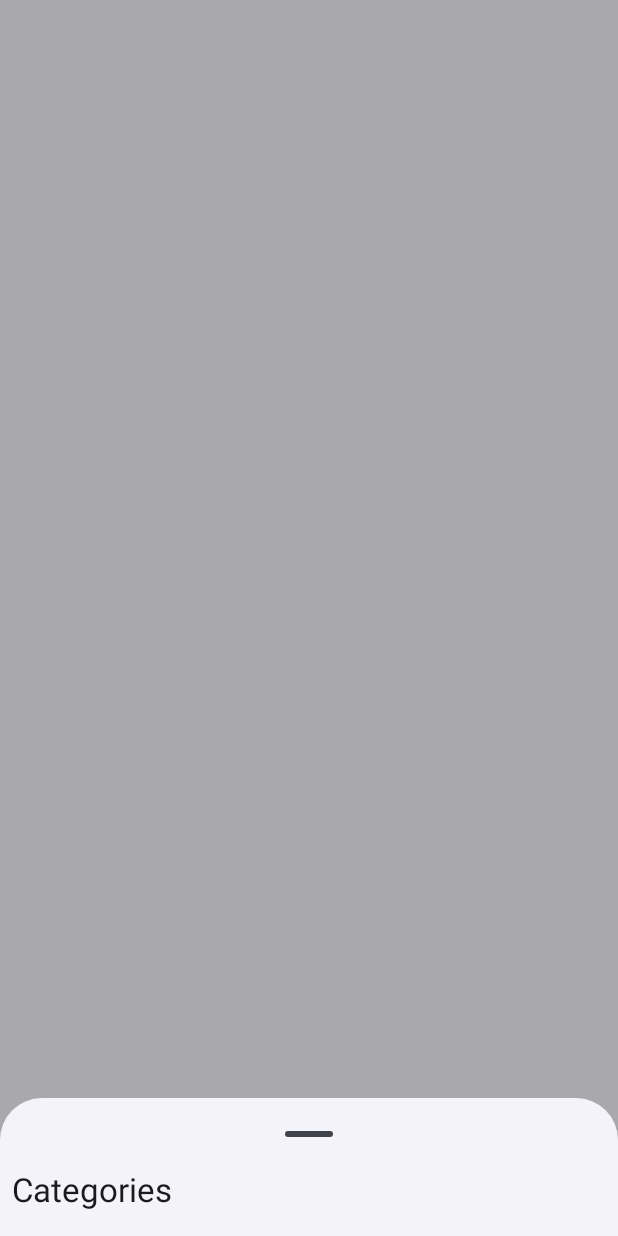
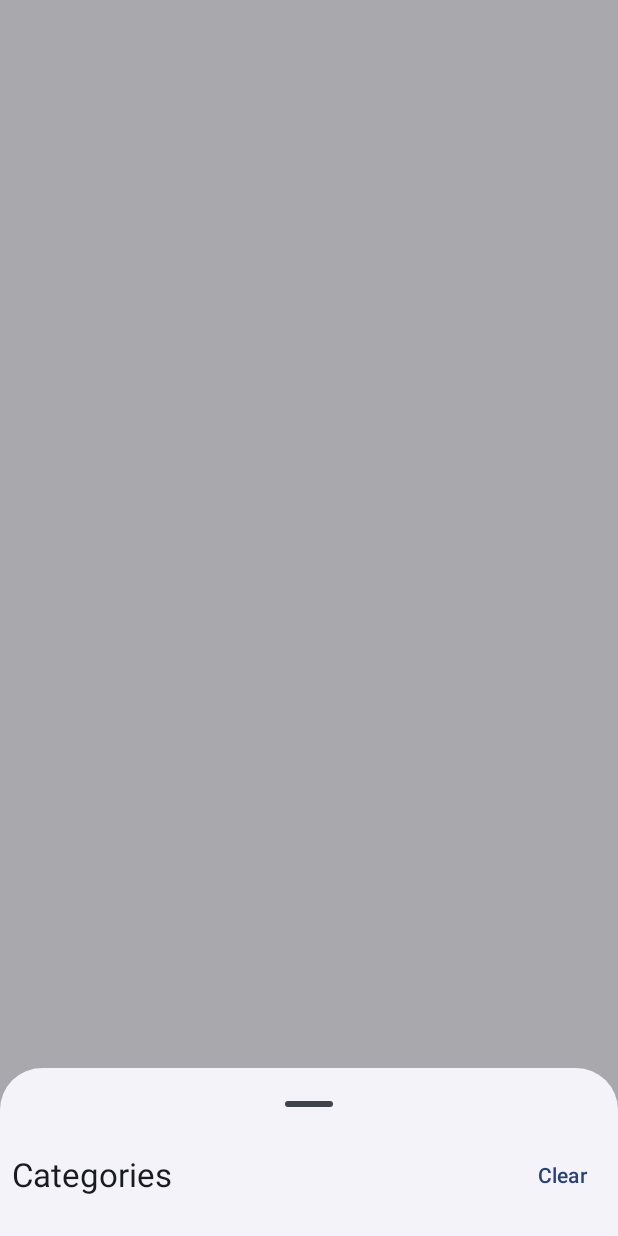
Before and after one commit to KimA-Mik/NewsAggregator, an Android app built with Jetpack Compose: the composable ControlSheet called with empty values, on a phone screen of 412 x 824 dp. Run offline under Robolectric (Android 15) with nearby library versions, the phone set to English and light mode, and no system bars; 1 statement that could not run was skipped.

Commit message:
Add clean selected categories button

```diff
--- a/app/src/main/java/com/example/newsaggregator/presentation/ui/news/list/NewsListScreenRoot.kt
+++ b/app/src/main/java/com/example/newsaggregator/presentation/ui/news/list/NewsListScreenRoot.kt
@@ -98,6 +98,7 @@ fun NewsListScreen(
             categories = state.categories,
             onDismissRequest = { onEvent(NewsListUserEvent.DismissControlSheet) },
             onSelectChip = { onEvent(NewsListUserEvent.SelectCategory(it)) },
+            onClearCategories = { onEvent(NewsListUserEvent.ClearSelectedCategories) }
         )
     }
 
--- a/app/src/main/java/com/example/newsaggregator/presentation/ui/news/list/NewsListScreenViewModel.kt
+++ b/app/src/main/java/com/example/newsaggregator/presentation/ui/news/list/NewsListScreenViewModel.kt
@@ -102,6 +102,7 @@ class NewsListScreenViewModel @Inject constructor(
             NewsListUserEvent.OpenControlSheet -> onOpenControlSheet()
             NewsListUserEvent.DismissControlSheet -> onDismissControlSheet()
             is NewsListUserEvent.SelectCategory -> onSelectCategory(event.category)
+            NewsListUserEvent.ClearSelectedCategories -> onClearSelectedCategories()
         }
     }
 
@@ -145,4 +146,8 @@ class NewsListScreenViewModel @Inject constructor(
         }
         selectedCategories.value = set
     }
+
+    private fun onClearSelectedCategories() {
+        selectedCategories.value = emptySet()
+    }
 }
--- a/app/src/main/java/com/example/newsaggregator/presentation/ui/news/list/components/ControllSheet.kt
+++ b/app/src/main/java/com/example/newsaggregator/presentation/ui/news/list/components/ControllSheet.kt
@@ -3,6 +3,8 @@ package com.example.newsaggregator.presentation.ui.news.list.components
 import androidx.compose.foundation.layout.Arrangement
 import androidx.compose.foundation.layout.ExperimentalLayoutApi
 import androidx.compose.foundation.layout.FlowRow
+import androidx.compose.foundation.layout.Row
+import androidx.compose.foundation.layout.fillMaxWidth
 import androidx.compose.foundation.layout.padding
 import androidx.compose.foundation.rememberScrollState
 import androidx.compose.foundation.verticalScroll
@@ -12,8 +14,10 @@ import androidx.compose.material3.MaterialTheme
 import androidx.compose.material3.ModalBottomSheet
 import androidx.compose.material3.SheetState
 import androidx.compose.material3.Text
+import androidx.compose.material3.TextButton
 import androidx.compose.material3.rememberModalBottomSheetState
 import androidx.compose.runtime.Composable
+import androidx.compose.ui.Alignment
 import androidx.compose.ui.Modifier
 import androidx.compose.ui.res.stringResource
 import androidx.compose.ui.unit.dp
@@ -26,6 +30,7 @@ fun ControlSheet(
     categories: List<DisplayCategory>,
     onDismissRequest: () -> Unit,
     onSelectChip: (String) -> Unit,
+    onClearCategories: () -> Unit,
     modifier: Modifier = Modifier,
     sheetState: SheetState = rememberModalBottomSheetState(),
 ) = ModalBottomSheet(
@@ -33,11 +38,22 @@ fun ControlSheet(
     modifier = modifier,
     sheetState = sheetState
 ) {
-    Text(
-        text = stringResource(R.string.title_categories),
-        modifier = Modifier.padding(horizontal = 8.dp),
-        style = MaterialTheme.typography.titleLarge
-    )
+    Row(
+        modifier = Modifier
+            .padding(horizontal = 8.dp)
+            .fillMaxWidth(),
+        verticalAlignment = Alignment.CenterVertically,
+        horizontalArrangement = Arrangement.SpaceBetween
+    ) {
+        Text(
+            text = stringResource(R.string.title_categories),
+            style = MaterialTheme.typography.titleLarge
+        )
+
+        TextButton(onClick = onClearCategories) {
+            Text(stringResource(R.string.action_clear))
+        }
+    }
     FlowRow(
         modifier = Modifier
             .padding(8.dp)
--- a/app/src/main/java/com/example/newsaggregator/presentation/ui/news/list/event/NewsListUserEvent.kt
+++ b/app/src/main/java/com/example/newsaggregator/presentation/ui/news/list/event/NewsListUserEvent.kt
@@ -6,4 +6,5 @@ sealed interface NewsListUserEvent {
     data object OpenControlSheet : NewsListUserEvent
     data object DismissControlSheet : NewsListUserEvent
     data class SelectCategory(val category: String) : NewsListUserEvent
+    data object ClearSelectedCategories : NewsListUserEvent
 }
--- a/app/src/main/res/values/strings.xml
+++ b/app/src/main/res/values/strings.xml
@@ -6,4 +6,5 @@
     <string name="title_categories">Categories</string>
     <string name="label_unable_to_match_categories">Unable to match categories</string>
     <string name="label_unable_to_load">Unable to load</string>
+    <string name="action_clear">Clear</string>
 </resources>
```
